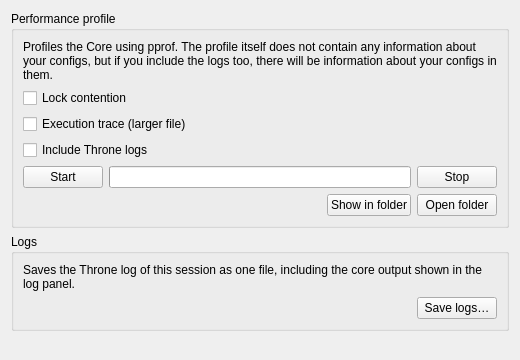
hopol/throne-mirror, file upstream/include/ui/setting/DiagnosticsTab.ui: the form before one commit.
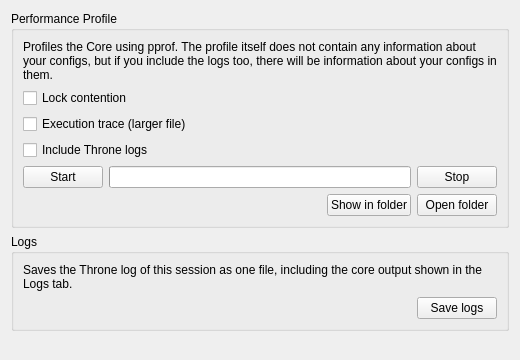
The form after the commit.

Commit message: chore: mirror Throne source 0.1 (48273be)

The edit to the form file:
```diff
--- a/upstream/include/ui/setting/DiagnosticsTab.ui
+++ b/upstream/include/ui/setting/DiagnosticsTab.ui
@@ -14,7 +14,7 @@
    <item>
     <widget class="QGroupBox" name="groupProfile">
      <property name="title">
-      <string>Performance profile</string>
+      <string>Performance Profile</string>
      </property>
      <layout class="QVBoxLayout" name="profileLayout">
       <item>
@@ -128,7 +128,7 @@
       <item>
        <widget class="QLabel" name="logsIntro">
         <property name="text">
-         <string>Saves the Throne log of this session as one file, including the core output shown in the log panel.</string>
+         <string>Saves the Throne log of this session as one file, including the core output shown in the Logs tab.</string>
         </property>
         <property name="wordWrap">
          <bool>true</bool>
@@ -162,7 +162,7 @@
            <string>Logs contain visited domains and server addresses.</string>
           </property>
           <property name="text">
-           <string>Save logs…</string>
+           <string>Save logs</string>
           </property>
          </widget>
         </item>
```
The commit also changes 437 other files.
